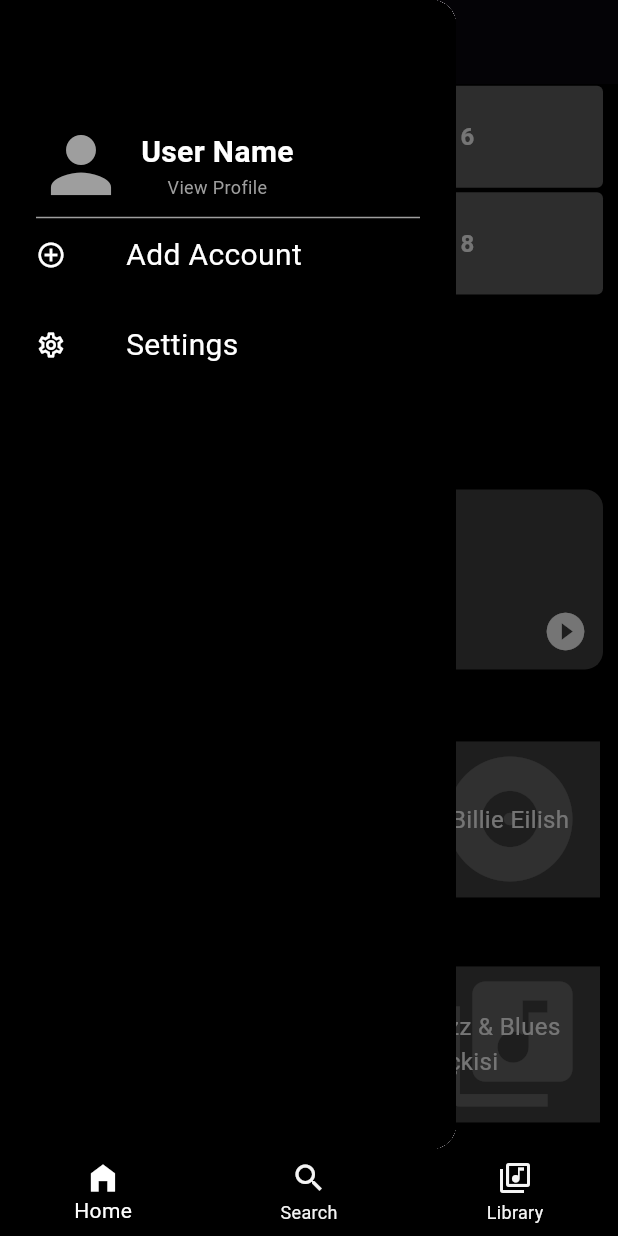
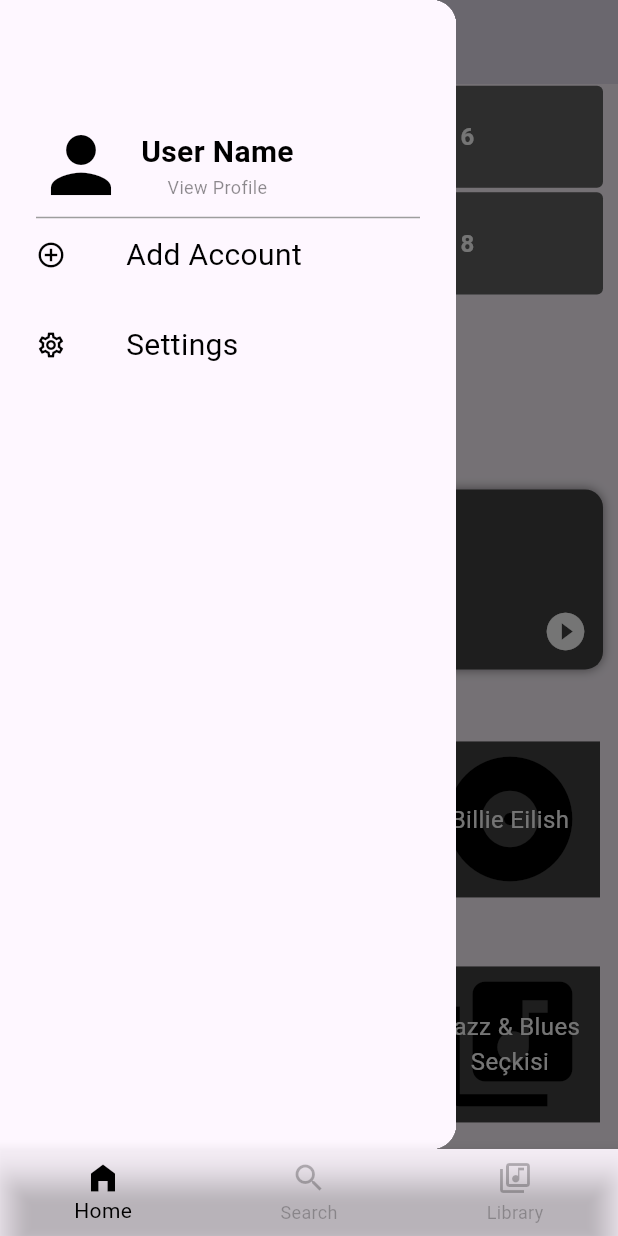
Before and after one commit to Smt52/final_project, a Flutter app: the screen it shows after launch, scrolled down 151 dp, after a tap on the "person" icon, on a phone screen of 412 x 824 dp. Run offline on Flutter 3.47's test engine with Material 3 defaults, Android fonts, the phone set to English and light mode, and no system bars; our stand-ins replace shared_preferences.

Commit message:
Search Page Added

```diff
--- /dev/null
+++ b/devtools_options.yaml
@@ -0,0 +1,3 @@
+description: This file stores settings for Dart & Flutter DevTools.
+documentation: https://docs.flutter.dev/tools/devtools/extensions#configure-extension-enablement-states
+extensions:
--- a/lib/core/shared/navigation_drawer/drawer.dart
+++ b/lib/core/shared/navigation_drawer/drawer.dart
@@ -1,5 +1,6 @@
 import 'package:final_project/core/localization/locale_manager.dart';
 import 'package:final_project/core/shared/navigation_drawer/drawer_item.dart';
+import 'package:final_project/core/theme/theme_manager.dart';
 import 'package:final_project/pages/profile_pages/add_user.dart';
 import 'package:final_project/pages/settings/settings.dart';
 import 'package:flutter/material.dart';
@@ -13,7 +14,6 @@ class DrawerWidget extends StatelessWidget{
     return
       Drawer(
       child:Material(
-        color: Colors.black,
         child: Padding(
           padding: const EdgeInsets.fromLTRB(24, 80, 24, 0),
           child: Column(
@@ -46,12 +46,13 @@ class DrawerWidget extends StatelessWidget{
 
   Widget headerWidget(BuildContext context){
     final localManager = Provider.of<LocalizationManager>(context);
+    final themeManager = Provider.of<ThemeManager>(context);
     return Row(
       children: [
-        const Icon(
+        Icon(
           Icons.person,
           size: 60,
-          color: Colors.grey,
+          color: themeManager.themeMode == ThemeMode.dark ? Colors.grey : Colors.black,
         ),
          const SizedBox(width: 10,),
         Column(
@@ -60,10 +61,10 @@ class DrawerWidget extends StatelessWidget{
               children: [
                 Text(
                   localManager.translate("user_name"),
-                  style:const TextStyle(
+                  style: TextStyle(
                     fontWeight: FontWeight.bold,
                     fontSize: 20,
-                    color: Colors.white,
+                    color: themeManager.themeMode == ThemeMode.dark ? Colors.grey : Colors.black,
                   ),
                 ),
               ],
@@ -75,7 +76,7 @@ class DrawerWidget extends StatelessWidget{
                   style: TextStyle(
                     fontWeight: FontWeight.normal,
                     fontSize: 12,
-                    color: Colors.grey.shade500,
+                    color: themeManager.themeMode == ThemeMode.dark ? Colors.grey.shade500 : Colors.black45,
                   ),
                 )
               ],
--- a/lib/core/shared/navigation_drawer/drawer_item.dart
+++ b/lib/core/shared/navigation_drawer/drawer_item.dart
@@ -1,4 +1,7 @@
 import 'package:flutter/material.dart';
+import 'package:provider/provider.dart';
+
+import '../../theme/theme_manager.dart';
 
 class DrawerItem extends StatelessWidget{
   const DrawerItem ({Key? key,required this.name,required this.icon,required this.onPressed}) : super (key:key);
@@ -10,6 +13,7 @@ class DrawerItem extends StatelessWidget{
 
   @override
   Widget build(BuildContext context) {
+    final themeManager = Provider.of<ThemeManager>(context);
     return InkWell(
       onTap: onPressed,
       child: SizedBox(
@@ -19,10 +23,18 @@ class DrawerItem extends StatelessWidget{
             Icon(
               icon,
               size: 20,
-                color: Colors.white,
+                color: themeManager.themeMode == ThemeMode.dark ?
+                Colors.grey : Colors.black,
             ),
             const SizedBox(width: 40,),
-            Text(name,style: const TextStyle(fontSize: 20,color: Colors.white),)
+            Text(
+              name,
+              style: TextStyle(
+                fontSize: 20,
+                color:themeManager.themeMode == ThemeMode.dark ?
+                Colors.grey : Colors.black,
+              ),
+            )
           ],
         ),
       ),
--- a/lib/core/theme/theme_manager.dart
+++ b/lib/core/theme/theme_manager.dart
@@ -1,43 +1,34 @@
-import 'dart:ui';
-
 import 'package:flutter/material.dart';
 import 'package:shared_preferences/shared_preferences.dart';
 
-class ThemeManager with ChangeNotifier{
+class ThemeManager with ChangeNotifier {
   ThemeMode _themeMode = ThemeMode.light;
 
   ThemeMode get themeMode => _themeMode;
 
-
-  ThemeManager(){
+  ThemeManager() {
     _loadTheme();
   }
 
-  void toggleTheme() async{
+  void toggleTheme() async {
     _themeMode = themeMode == ThemeMode.light ? ThemeMode.dark : ThemeMode.light;
-    print("Toggled");
     notifyListeners();
     await _saveTheme();
   }
 
-  Future<void> _loadTheme() async{
+  Future<void> _loadTheme() async {
     final preferences = await SharedPreferences.getInstance();
     final isModeDark = preferences.getBool("isModeDark");
 
-    if(isModeDark == null){
-      final deviceTheme = PlatformDispatcher.instance.platformBrightness;
-      _themeMode = deviceTheme == Brightness.dark ? ThemeMode.dark : ThemeMode.light;
-    }else{
+    if (isModeDark == null) {
+      _themeMode =  ThemeMode.light;
+    } else {
       _themeMode = isModeDark ? ThemeMode.dark : ThemeMode.light;
     }
-
-
-
-    notifyListeners();
   }
 
-  Future<void> _saveTheme() async{
+  Future<void> _saveTheme() async {
     final preferences = await SharedPreferences.getInstance();
-    preferences.setBool("isModeDark", themeMode == ThemeMode.dark);
+    await preferences.setBool("isModeDark", themeMode == ThemeMode.dark);
   }
 }
--- a/lib/main.dart
+++ b/lib/main.dart
@@ -31,6 +31,7 @@ class MyApp extends StatelessWidget {
           debugShowCheckedModeBanner: false,
           theme: ThemeData.light(),
           darkTheme: ThemeData.dark(),
+          themeMode: themeManager.themeMode,
           title: "Clone",
           locale: localManager.deviceLocale,
           localizationsDelegates: const[
--- a/lib/pages/home_page/AllTab/Widgets/horizontal_grid.dart
+++ b/lib/pages/home_page/AllTab/Widgets/horizontal_grid.dart
@@ -1,16 +1,19 @@
 import 'package:flutter/material.dart';
+import 'package:provider/provider.dart';
+
+import '../../../../core/theme/theme_manager.dart';
 
 class HorizontalScrollGrid extends StatelessWidget {
   final List<String> cardTitles;
   final String title;
   final IconData icon;
 
-  HorizontalScrollGrid({required this.cardTitles, required this.title,required this.icon});
+  HorizontalScrollGrid({required this.cardTitles, required this.title,required this.icon,});
 
   @override
   Widget build(BuildContext context) {
+    final themeManager = Provider.of<ThemeManager>(context);
     return Scaffold(
-      backgroundColor: Colors.black,
       body: SingleChildScrollView(
         child: Column(
           children: [
@@ -22,8 +25,8 @@ class HorizontalScrollGrid extends StatelessWidget {
               children: [
                 Text(
                   title,
-                  style: const TextStyle(
-                    color: Colors.white,
+                  style: TextStyle(
+                    color: themeManager.themeMode == ThemeMode.dark ? Colors.white : Colors.black,
                     fontSize: 14,
                     fontWeight: FontWeight.bold,
                   ),
@@ -42,7 +45,7 @@ class HorizontalScrollGrid extends StatelessWidget {
                     width: 120,
                     height: 140,
                     decoration: BoxDecoration(
-                      color: Colors.grey.shade800,
+                      color: themeManager.themeMode == ThemeMode.dark ? Colors.grey.shade800 : Colors.grey.shade800,
                     ),
                     child: Center(
                       child: Stack(
@@ -50,13 +53,14 @@ class HorizontalScrollGrid extends StatelessWidget {
                         children: [
                           Icon(
                             icon,
-                            color: Colors.white.withOpacity(0.2),
+                            color: themeManager.themeMode == ThemeMode.dark ? Colors.white.withOpacity(0.2) : Colors.black,
                             size: 100,
                           ),
                           Text(
                             cardTitles[index],
-                            style: const TextStyle(
-                              color: Colors.white,
+                            textAlign: TextAlign.center,
+                            style: TextStyle(
+                              color: themeManager.themeMode == ThemeMode.dark ? Colors.white.withOpacity(0.8) : Colors.white,
                               fontWeight: FontWeight.normal,
                               fontSize: 16,
                             ),
--- a/lib/pages/home_page/AllTab/Widgets/new_release_row.dart
+++ b/lib/pages/home_page/AllTab/Widgets/new_release_row.dart
@@ -1,12 +1,15 @@
 import 'dart:math';
 
 import 'package:final_project/core/localization/locale_manager.dart';
+import 'package:final_project/core/theme/theme_manager.dart';
 import 'package:flutter/material.dart';
 import 'package:provider/provider.dart';
 
 
 class NewReleaseRow extends StatelessWidget
 {
+  final String title;
+  final bool isSearch;
   final Map<String,String> newReleases = {
     "Bear" : "Letting Go",
     "Singer" : "Song 1",
@@ -15,9 +18,12 @@ class NewReleaseRow extends StatelessWidget
     "Singer3":"Song 4",
   };
 
+  NewReleaseRow({super.key,required this.title,required this.isSearch});
+
   @override
   Widget build(BuildContext context) {
     final localManager= Provider.of<LocalizationManager>(context);
+    final themeManager = Provider.of<ThemeManager>(context);
     List<String> keys = newReleases.keys.toList();
     Random random = Random();
     String randomKey = keys[random.nextInt(keys.length)];
@@ -29,30 +35,35 @@ class NewReleaseRow extends StatelessWidget
             children: [
               Row(
                 children: [
-                  const Icon(
+                  !isSearch ?
+                  Icon(
                     Icons.album_rounded,
                     size: 100,
-                    color: Colors.grey,
-                  ),
+                    color: themeManager.themeMode == ThemeMode.dark ? Colors.grey : Colors.black,
+                  ):const SizedBox.shrink(),
                   Column(
                     crossAxisAlignment: CrossAxisAlignment.start,
                     children: [
-                      Text(
-                        localManager.translate("new_releases_from"),
-                        style: const TextStyle(
-                            fontSize: 14,
-                            fontWeight: FontWeight.normal,
-                            color: Colors.grey
+                      Padding(
+                        padding: isSearch ? const EdgeInsets.only(left: 16):EdgeInsets.zero,
+                        child: Text(
+                          localManager.translate(title),
+                          style: TextStyle(
+                              fontSize: isSearch ? 18 : 14,
+                              fontWeight: isSearch ? FontWeight.bold:FontWeight.normal,
+                              color: themeManager.themeMode == ThemeMode.dark ? Colors.grey : Colors.black87,
+                          ),
                         ),
                       ),
+                      !isSearch?
                       Text(
                         randomKey,
-                        style: const TextStyle(
+                        style:  TextStyle(
                           fontSize: 26,
                           fontWeight: FontWeight.bold,
-                          color: Colors.white,
+                          color: themeManager.themeMode == ThemeMode.dark ? Colors.white : Colors.black,
                         ),
-                      ),
+                      ):const SizedBox.shrink(),
                     ],
                   ),
                 ],
--- a/lib/pages/home_page/AllTab/alltab.dart
+++ b/lib/pages/home_page/AllTab/alltab.dart
@@ -7,13 +7,20 @@ import 'Widgets/horizontal_grid.dart';
 import 'Widgets/library_grid.dart';
 
 class AllTab extends StatefulWidget {
-  const AllTab({super.key});
+  final bool isMusicTab;
+  const AllTab({super.key,required this.isMusicTab});
 
   @override
   _AllTabState createState() => _AllTabState();
 }
 
 class _AllTabState extends State<AllTab> {
+ late bool _isMusicTab = false;
+ @override
+ void initState(){
+   super.initState();
+   _isMusicTab = widget.isMusicTab;
+ }
  final List<String> _artists = [
     "Drake",
     "Adele",
@@ -38,11 +45,11 @@ class _AllTabState extends State<AllTab> {
    'Yaz Akşamı Playlisti',
    'Farklı Ritimler'
  ];
+
   @override
   Widget build(BuildContext context) {
     final localManager = Provider.of<LocalizationManager>(context);
     return Scaffold(
-      backgroundColor: Colors.black,
       body: SingleChildScrollView(
         child: Column(
           children: [
@@ -50,7 +57,9 @@ class _AllTabState extends State<AllTab> {
             const SizedBox(
               height: 10,
             ),
-              NewReleaseRow(),
+            !_isMusicTab
+                ? NewReleaseRow(title: "new_releases_from",isSearch: false,)
+                : const SizedBox.shrink(),
             const SizedBox(
               height: 10,
             ),
--- a/lib/pages/home_page/PodcastTab/podcast_tab.dart
+++ b/lib/pages/home_page/PodcastTab/podcast_tab.dart
@@ -5,7 +5,6 @@ class PodcastTab extends StatelessWidget
   @override
   Widget build(BuildContext context) {
     return const Scaffold(
-      backgroundColor: Colors.black,
       body: Text(
         "Podcast tab works",
         style: TextStyle(
--- a/lib/pages/home_page/home_page.dart
+++ b/lib/pages/home_page/home_page.dart
@@ -1,7 +1,9 @@
+import 'package:final_project/pages/search_page/search_page.dart';
 import 'package:final_project/utils/constants/colors.dart';
 import 'package:flutter/material.dart';
 import 'package:provider/provider.dart';
 import '../../core/localization/locale_manager.dart';
+import '../../core/theme/theme_manager.dart';
 import 'home_tab.dart';
 
 
@@ -16,9 +18,7 @@ class HomePage extends StatefulWidget{
 class _HomePageState extends State<HomePage>
 {
   int _selectedIndex = 0;
-    final List<Widget> _tabs =[
-      const HomeTab(),
-    ];
+
 
 
     void _onItemTab(int index){
@@ -30,8 +30,12 @@ class _HomePageState extends State<HomePage>
     @override
     Widget build(BuildContext context){
       final localManager = Provider.of<LocalizationManager>(context);
+      final themeManager = Provider.of<ThemeManager>(context);
+      final List<Widget> _tabs =[
+        const HomeTab(),
+        SearchPage(localManager: localManager, themeManager: themeManager),
+      ];
       return Scaffold(
-        backgroundColor: Colors.black,
         body: IndexedStack(
           index: _selectedIndex,
           children: _tabs,
@@ -40,8 +44,8 @@ class _HomePageState extends State<HomePage>
           backgroundColor: ConstColors.primaryBackground,
           currentIndex: _selectedIndex,
           onTap: _onItemTab ,
-          selectedItemColor:Colors.white,
-          unselectedItemColor:Colors.grey.shade100,
+          selectedItemColor:themeManager.themeMode == ThemeMode.dark ? Colors.grey : Colors.black,
+          unselectedItemColor:themeManager.themeMode == ThemeMode.dark ? Colors.grey : Colors.black26,
           items: [
             BottomNavigationBarItem(
                 icon: Icon(
--- a/lib/pages/home_page/home_tab.dart
+++ b/lib/pages/home_page/home_tab.dart
@@ -18,7 +18,7 @@ class _HomeTabState extends State<HomeTab>{
 
   int _selectedTabIndex = 0;
   final List<Widget> _homeTabTabs=[
-    const AllTab(),
+    const AllTab(isMusicTab: false,),
     MusicTab(),
     PodcastTab(),
   ];
@@ -32,7 +32,6 @@ class _HomeTabState extends State<HomeTab>{
       child: Scaffold(
         appBar: AppBar(
           automaticallyImplyLeading: false,
-          backgroundColor: Colors.black,
           title: Row(
             mainAxisAlignment: MainAxisAlignment.start,
             children: [
@@ -71,7 +70,7 @@ class _HomeTabState extends State<HomeTab>{
             ],
           ),
         ),
-        drawer: DrawerWidget(),
+        drawer: const DrawerWidget(),
         body: _homeTabTabs[_selectedTabIndex],
       ),
     );
--- a/lib/pages/profile_pages/profile_picture.dart
+++ b/lib/pages/profile_pages/profile_picture.dart
@@ -1,4 +1,7 @@
 import 'package:flutter/material.dart';
+import 'package:provider/provider.dart';
+
+import '../../core/theme/theme_manager.dart';
 
 
 class ProfilePicture extends StatelessWidget{
@@ -6,18 +9,18 @@ class ProfilePicture extends StatelessWidget{
 
   @override
   Widget build(BuildContext context) {
-
+    final themeManager = Provider.of<ThemeManager>(context);
     return       GestureDetector(
       onTap: (){
         Scaffold.of(context).openDrawer();
       },
       child:  ClipOval(
         child: Container(
-          color: Colors.grey[300],
-          child: const Icon(
+          color: themeManager.themeMode == ThemeMode.dark ? Colors.grey[300] : Colors.black54,
+          child:  Icon(
             size: 30,
             Icons.person,
-            color: Colors.white,
+            color: themeManager.themeMode == ThemeMode.dark ? Colors.white : Colors.black,
           ),
         ),
       ),
--- /dev/null
+++ b/lib/pages/search_page/category_grid.dart
@@ -0,0 +1,122 @@
+import 'package:flutter/material.dart';
+import 'package:provider/provider.dart';
+
+import '../../core/localization/locale_manager.dart';
+
+class CategoryGrid extends StatelessWidget {
+  @override
+  Widget build(BuildContext context) {
+    final localManager = Provider.of<LocalizationManager>(context);
+    final List<String> _categories = [
+      localManager.translate("pop"),
+      localManager.translate("rock"),
+      localManager.translate("hip-hop"),
+      localManager.translate("jazz"),
+      localManager.translate("classical"),
+      localManager.translate("electronic"),
+      localManager.translate("r_b"),
+      localManager.translate("indie"),
+      localManager.translate("country"),
+      localManager.translate("podcasts"),
+      localManager.translate("new_releases"),
+      localManager.translate("trending"),
+      localManager.translate("discover_weekly"),
+      localManager.translate("chill"),
+      localManager.translate("dance"),
+    ];
+    final List<Color> _cardColors = [
+      Colors.blueAccent,
+      Colors.greenAccent,
+      Colors.redAccent,
+      Colors.orangeAccent,
+      Colors.purpleAccent,
+      Colors.cyanAccent,
+      Colors.indigoAccent,
+      Colors.tealAccent,
+      Colors.pinkAccent,
+      Colors.yellowAccent,
+      Colors.deepPurpleAccent,
+      Colors.limeAccent,
+      Colors.amberAccent,
+      Colors.deepOrangeAccent,
+      Colors.brown,
+    ];
+    final List<IconData> _musicCategoryIcons = [
+      Icons.library_music,
+      Icons.headset,
+      Icons.music_note,
+      Icons.album,
+      Icons.audiotrack,
+      Icons.queue_music,
+      Icons.play_arrow,
+      Icons.pause,
+      Icons.stop,
+      Icons.skip_next,
+      Icons.skip_previous,
+      Icons.shuffle,
+      Icons.repeat,
+      Icons.volume_up,
+      Icons.equalizer,
+    ];
+    return GridView.builder(
+      shrinkWrap: true,
+        physics: const NeverScrollableScrollPhysics(),
+        gridDelegate: const SliverGridDelegateWithFixedCrossAxisCount(
+          crossAxisCount: 2,
+          crossAxisSpacing: 12,
+          childAspectRatio: 2/1,
+          mainAxisSpacing: 12,
+        ),
+        itemCount: _categories.length,
+        itemBuilder: (context, index) {
+          return Center(
+            child:InkWell(
+              onTap: (){
+                print("Card ${_categories[index]} pressed");
+              },
+              borderRadius: BorderRadius.circular(8),
+              splashColor: Colors.white.withOpacity(0.2),
+              child: Card(
+                elevation: 0,
+                margin: EdgeInsets.zero,
+                color: _cardColors[index],
+                child: Padding(
+                  padding: const EdgeInsets.all(10),
+                  child: Stack(
+                    children: [
+                      Positioned(
+                        top: 8,
+                        left: 8,
+                        child: Text(
+                          _categories[index],
+                          style: TextStyle(
+                            fontSize: 16,
+                            fontWeight: FontWeight.bold,
+                            color: getTextColor(_cardColors[index]),
+                          ),
+                        ),
+                      ),
+                      Positioned(
+                        bottom: 8,
+                        right: 8,
+                        child: Icon(
+                          _musicCategoryIcons[index],
+                          color: getTextColor(_cardColors[index]),
+                          size: 24,
+                        ),
+                      ),
+                    ],
+                  ),
+                ),
+              ),
+            ),
+          );
+        }
+    );
+}
+  Color getTextColor(Color backgroundColor){
+    double brightness = backgroundColor.computeLuminance();
+
+    return brightness > 0.5 ? Colors.black:Colors.white;
+  }
+}
--- /dev/null
+++ b/lib/pages/search_page/search_page.dart
@@ -0,0 +1,93 @@
+import 'package:final_project/core/localization/locale_manager.dart';
+import 'package:final_project/core/shared/navigation_drawer/drawer.dart';
+import 'package:final_project/core/theme/theme_manager.dart';
+import 'package:final_project/pages/home_page/AllTab/Widgets/new_release_row.dart';
+import 'package:final_project/pages/profile_pages/profile_picture.dart';
+import 'package:final_project/pages/search_page/category_grid.dart';
+import 'package:final_project/pages/search_page/widgets/search_bar.dart';
+import 'package:flutter/material.dart';
+
+class SearchPage extends StatelessWidget {
+  final LocalizationManager localManager;
+  final ThemeManager themeManager;
+  const SearchPage(
+      {super.key, required this.localManager, required this.themeManager});
+  @override
+  Widget build(BuildContext context) {
+    return Scaffold(
+      appBar: AppBar(
+        automaticallyImplyLeading: false,
+        title: Row(children: [
+          const ProfilePicture(),
+          const SizedBox(width: 10),
+          Text(localManager.translate("search")),
+        ]),
+      ),
+      drawer: const DrawerWidget(),
+      body: SingleChildScrollView(
+        child: Column(
+          children: [
+            Center(
+              child: GestureDetector(
+                onTap: (){
+                  Navigator.push(
+                      context,
+                    MaterialPageRoute(builder: (context)=>SearchBarPage(localManager: localManager,themeManager: themeManager,)),
+                  );
+                },
+                child: Container(
+                  height: 50,
+                  decoration: BoxDecoration(
+                    color: Colors.grey[200],
+                    borderRadius: BorderRadius.circular(10),
+                  ),
+                  padding: const EdgeInsets.symmetric(horizontal: 16),
+                  alignment: Alignment.centerLeft,
+                  child: Row(
+                    children: [
+                      Icon(Icons.search,color: Colors.grey,),
+                      SizedBox(width: 10,),
+                      Text(
+                        localManager.translate("search"),
+                        style: TextStyle(color: Colors.grey),
+                      )
+                    ],
+                  ),
+                ),
+              ),
+            ),
+            const SizedBox(
+              height: 20,
+            ),
+            NewReleaseRow(
+              title: "picked_for_you",
+              isSearch: true,
+            ),
+            const SizedBox(
+              height: 10,
+            ),
+            Column(
+              crossAxisAlignment: CrossAxisAlignment.start,
+              children: [
+                Padding(
+                  padding: const EdgeInsets.only(left: 5, top: 5),
+                  child: Text(
+                    localManager.translate("browse_all"),
+                    style: TextStyle(
+                      color: themeManager.themeMode == ThemeMode.dark
+                          ? Colors.white
+                          : Colors.black,
+                      fontSize: 18,
+                    ),
+                  ),
+                ),
+                const SizedBox(height: 15,),
+                CategoryGrid(),
+              ],
+            )
+          ],
+        ),
+      ),
+    );
+  }
+}
```
Also changed, not shown: assets/lang/en.json (+21 -1 lines), assets/lang/tr.json (+34 -14 lines), lib/core/shared/switch/switch.dart (added, +48 -0 lines), lib/pages/home_page/MusicTab/music_tab.dart (+2 -7 lines), lib/pages/search_page/widgets/search_bar.dart (added, +137 -0 lines), lib/pages/settings/settings.dart (+64 -16 lines).
